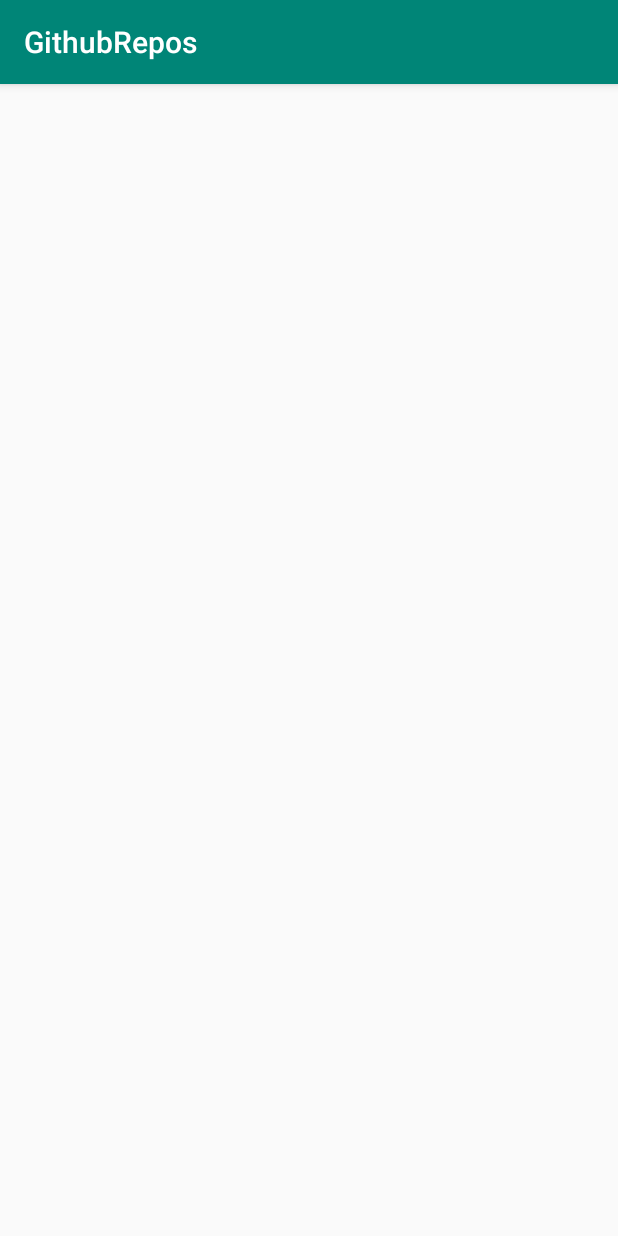
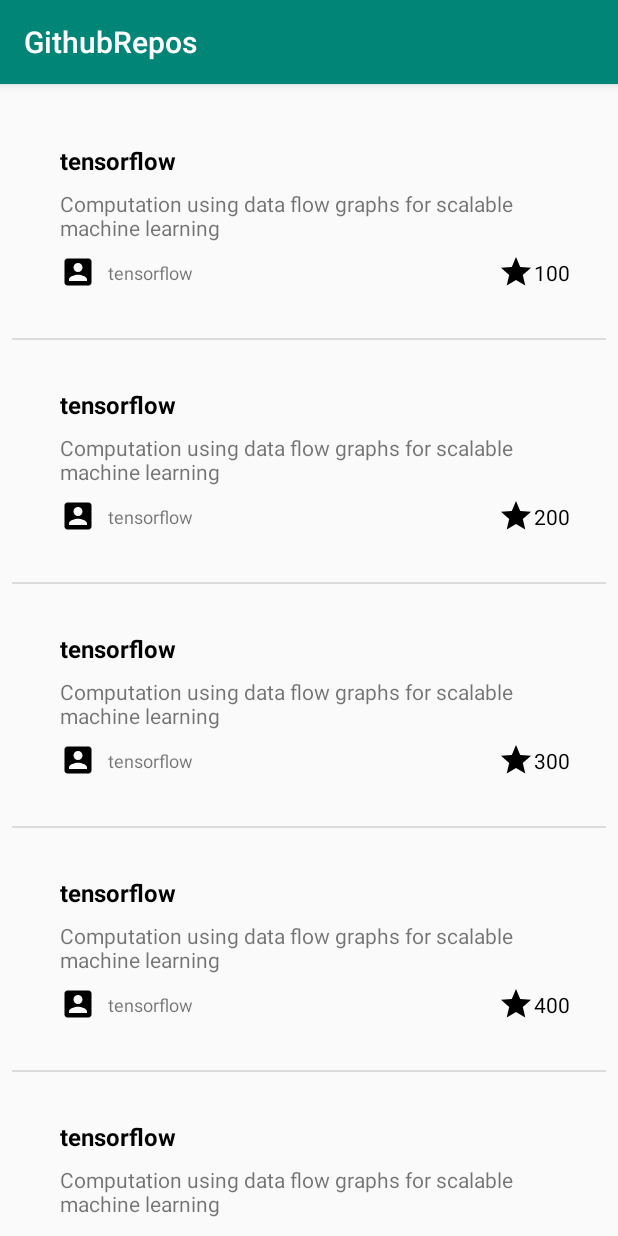
Before and after one commit to rtarik/GithubRepos, an Android app: the screen it shows after launch (MainActivity), on a phone screen of 412 x 824 dp. Run offline under Robolectric (Android 15) with nearby library versions, the phone set to English and light mode, and no system bars.

Commit message:
Set up the GithubRepoList recyclerview

```diff
--- a/app/src/main/java/teeyare/github/io/githubrepos/GithubRepoListFragment.kt
+++ /dev/null
@@ -1,31 +0,0 @@
-package teeyare.github.io.githubrepos
-
-import androidx.lifecycle.ViewModelProviders
-import android.os.Bundle
-import androidx.fragment.app.Fragment
-import android.view.LayoutInflater
-import android.view.View
-import android.view.ViewGroup
-
-
-class GithubRepoListFragment : Fragment() {
-
-    companion object {
-        fun newInstance() = GithubRepoListFragment()
-    }
-
-    private lateinit var viewModel: GithubRepoListViewModel
-
-    override fun onCreateView(
-        inflater: LayoutInflater, container: ViewGroup?,
-        savedInstanceState: Bundle?
-    ): View? {
-        return inflater.inflate(R.layout.github_repo_list_fragment, container, false)
-    }
-
-    override fun onActivityCreated(savedInstanceState: Bundle?) {
-        super.onActivityCreated(savedInstanceState)
-        viewModel = ViewModelProviders.of(this).get(GithubRepoListViewModel::class.java)
-    }
-
-}
--- a/app/src/main/java/teeyare/github/io/githubrepos/MainActivity.kt
+++ b/app/src/main/java/teeyare/github/io/githubrepos/MainActivity.kt
@@ -2,11 +2,17 @@ package teeyare.github.io.githubrepos
 
 import androidx.appcompat.app.AppCompatActivity
 import android.os.Bundle
+import kotlinx.android.synthetic.main.activity_main.*
+import teeyare.github.io.githubrepos.presentation.GithubRepoListFragment
 
 class MainActivity : AppCompatActivity() {
 
     override fun onCreate(savedInstanceState: Bundle?) {
         super.onCreate(savedInstanceState)
         setContentView(R.layout.activity_main)
+
+        supportFragmentManager.beginTransaction()
+            .add(R.id.container, GithubRepoListFragment.newInstance())
+            .commit()
     }
 }
--- a/app/src/main/java/teeyare/github/io/githubrepos/model/GithubRepoApi.kt
+++ b/app/src/main/java/teeyare/github/io/githubrepos/data/GithubRepoApi.kt
@@ -1,12 +1,11 @@
-package teeyare.github.io.githubrepos.model
+package teeyare.github.io.githubrepos.data
 
 import androidx.lifecycle.LiveData
 import retrofit2.http.GET
+import teeyare.github.io.githubrepos.domain.GithubRepo
 
 interface GithubRepoApi {
     @GET("")
     fun getRepoList(): LiveData<List<GithubRepo>>
 
 }
-
-class GithubRepo
--- /dev/null
+++ b/app/src/main/java/teeyare/github/io/githubrepos/data/GithubRepoRepository.kt
@@ -0,0 +1,10 @@
+package teeyare.github.io.githubrepos.data
+
+import teeyare.github.io.githubrepos.domain.GithubRepo
+
+class GithubRepoRepository(
+    val persistenceSource: GithubRepoPersistenceSource,
+    val remoteSource: GithubRepoRemoteSource
+) {
+    fun getGithubRepositories(): List<GithubRepo> = persistenceSource.getGithubRepositories()
+}
--- /dev/null
+++ b/app/src/main/java/teeyare/github/io/githubrepos/data/GithubRepoSources.kt
@@ -0,0 +1,12 @@
+package teeyare.github.io.githubrepos.data
+
+import teeyare.github.io.githubrepos.domain.GithubRepo
+
+interface GithubRepoPersistenceSource {
+    fun getGithubRepositories(): List<GithubRepo>
+    fun addGithubRepositories(repositories: List<GithubRepo>)
+}
+
+interface GithubRepoRemoteSource {
+    fun fetchGithubRepositories(): List<GithubRepo>
+}
--- /dev/null
+++ b/app/src/main/java/teeyare/github/io/githubrepos/domain/GithubRepo.kt
@@ -0,0 +1,9 @@
+package teeyare.github.io.githubrepos.domain
+
+data class GithubRepo(
+    val name: String,
+    val description: String,
+    val stars: Int,
+    val ownerUsername: String,
+    val ownerAvatar: String
+)
--- a/app/src/main/java/teeyare/github/io/githubrepos/domain/GithubRepoInteractor.kt
+++ /dev/null
@@ -1,12 +0,0 @@
-package teeyare.github.io.githubrepos.domain
-
-import teeyare.github.io.githubrepos.model.GithubRepoRepository
-import teeyare.github.io.githubrepos.presentation.GithubRepoViewModel
-
-class GithubRepoInteractor(private val repository: GithubRepoRepository): GithubRepoUseCases {
-    override fun getGithubRepoBy(page: Int): List<GithubRepoViewModel> {
-        return repository.getRepoList()
-            .value
-            ?.map { GithubRepoViewModel() } ?: listOf()
-    }
-}
--- a/app/src/main/java/teeyare/github/io/githubrepos/domain/GithubRepoUseCases.kt
+++ /dev/null
@@ -1,7 +0,0 @@
-package teeyare.github.io.githubrepos.domain
-
-import teeyare.github.io.githubrepos.presentation.GithubRepoViewModel
-
-interface GithubRepoUseCases {
-    fun getGithubRepoBy(page: Int): List<GithubRepoViewModel>
-}
--- a/app/src/main/java/teeyare/github/io/githubrepos/model/GithubRepoDownloader.kt
+++ /dev/null
@@ -1,9 +0,0 @@
-package teeyare.github.io.githubrepos.model
-
-import androidx.lifecycle.LiveData
-
-class GithubRepoDownloader(private val githubRepoApi: GithubRepoApi): GithubRepoRepository {
-    override fun getRepoList(): LiveData<List<GithubRepo>> {
-        return githubRepoApi.getRepoList()
-    }
-}
--- a/app/src/main/java/teeyare/github/io/githubrepos/model/GithubRepoRepository.kt
+++ /dev/null
@@ -1,7 +0,0 @@
-package teeyare.github.io.githubrepos.model
-
-import androidx.lifecycle.LiveData
-
-interface GithubRepoRepository {
-    fun getRepoList(): LiveData<List<GithubRepo>>
-}
--- /dev/null
+++ b/app/src/main/java/teeyare/github/io/githubrepos/presentation/GithubRepoListAdapter.kt
@@ -0,0 +1,36 @@
+package teeyare.github.io.githubrepos.presentation
+
+import android.view.LayoutInflater
+import android.view.View
+import android.view.ViewGroup
+import android.widget.TextView
+import androidx.recyclerview.widget.RecyclerView
+import teeyare.github.io.githubrepos.R
+import teeyare.github.io.githubrepos.domain.GithubRepo
+
+class GithubRepoListAdapter(var repos: List<GithubRepo>) : RecyclerView.Adapter<GithubRepoListAdapter.ViewHolder>() {
+    override fun onCreateViewHolder(parent: ViewGroup, viewType: Int): ViewHolder {
+        val view = LayoutInflater.from(parent.context).inflate(R.layout.item_github_repo, parent, false)
+        return ViewHolder(view)
+    }
+
+    override fun getItemCount(): Int = repos.size
+
+    override fun onBindViewHolder(holder: ViewHolder, position: Int) {
+        holder.bind(repos[position])
+    }
+
+    class ViewHolder(view: View): RecyclerView.ViewHolder(view) {
+        private val repoNameTextView: TextView = view.findViewById(R.id.repoNameText)
+        private val repoDescriptionTextView: TextView = view.findViewById(R.id.repoDescriptionText)
+        private val ownerUsernameTextView: TextView = view.findViewById(R.id.ownerUsernameText)
+        private val starsTextView: TextView = view.findViewById(R.id.starsText)
+
+        fun bind(repo: GithubRepo) {
+            repoNameTextView.text = repo.name
+            repoDescriptionTextView.text = repo.description
+            ownerUsernameTextView.text = repo.ownerUsername
+            starsTextView.text = repo.stars.toString()
+        }
+    }
+}
--- /dev/null
+++ b/app/src/main/java/teeyare/github/io/githubrepos/presentation/GithubRepoListFragment.kt
@@ -0,0 +1,51 @@
+package teeyare.github.io.githubrepos.presentation
+
+import android.os.Bundle
+import android.view.LayoutInflater
+import android.view.View
+import android.view.ViewGroup
+import androidx.fragment.app.Fragment
+import androidx.lifecycle.ViewModelProviders
+import androidx.recyclerview.widget.DividerItemDecoration
+import androidx.recyclerview.widget.LinearLayoutManager
+import kotlinx.android.synthetic.main.github_repo_list_fragment.*
+import teeyare.github.io.githubrepos.R
+import teeyare.github.io.githubrepos.domain.GithubRepo
+
+
+class GithubRepoListFragment : Fragment() {
+
+    companion object {
+        fun newInstance() = GithubRepoListFragment()
+    }
+
+    private lateinit var viewModel: GithubRepoListViewModel
+
+    override fun onCreateView(
+        inflater: LayoutInflater, container: ViewGroup?,
+        savedInstanceState: Bundle?
+    ): View? {
+        return inflater.inflate(R.layout.github_repo_list_fragment, container, false)
+    }
+
+    override fun onActivityCreated(savedInstanceState: Bundle?) {
+        super.onActivityCreated(savedInstanceState)
+        viewModel = ViewModelProviders.of(this).get(GithubRepoListViewModel::class.java)
+
+        recyclerView.layoutManager = LinearLayoutManager(context)
+        recyclerView.setHasFixedSize(true)
+        recyclerView.addItemDecoration(DividerItemDecoration(context, DividerItemDecoration.VERTICAL))
+        recyclerView.adapter = GithubRepoListAdapter(
+            (1..20).map {
+                GithubRepo(
+                    "tensorflow",
+                    "Computation using data flow graphs for scalable machine learning",
+                    it * 100,
+                    "tensorflow",
+                    ""
+                )
+            }
+        )
+    }
+
+}
--- a/app/src/main/java/teeyare/github/io/githubrepos/GithubRepoListViewModel.kt
+++ b/app/src/main/java/teeyare/github/io/githubrepos/presentation/GithubRepoListViewModel.kt
@@ -1,4 +1,4 @@
-package teeyare.github.io.githubrepos
+package teeyare.github.io.githubrepos.presentation
 
 import androidx.lifecycle.ViewModel;
 
--- /dev/null
+++ b/app/src/main/res/drawable/ic_account_box_black_24dp.xml
@@ -0,0 +1,9 @@
+<vector xmlns:android="http://schemas.android.com/apk/res/android"
+        android:width="24dp"
+        android:height="24dp"
+        android:viewportWidth="24.0"
+        android:viewportHeight="24.0">
+    <path
+        android:fillColor="#FF000000"
+        android:pathData="M3,5v14c0,1.1 0.89,2 2,2h14c1.1,0 2,-0.9 2,-2L21,5c0,-1.1 -0.9,-2 -2,-2L5,3c-1.11,0 -2,0.9 -2,2zM15,9c0,1.66 -1.34,3 -3,3s-3,-1.34 -3,-3 1.34,-3 3,-3 3,1.34 3,3zM6,17c0,-2 4,-3.1 6,-3.1s6,1.1 6,3.1v1L6,18v-1z"/>
+</vector>
--- /dev/null
+++ b/app/src/main/res/drawable/ic_star_black_24dp.xml
@@ -0,0 +1,9 @@
+<vector xmlns:android="http://schemas.android.com/apk/res/android"
+        android:width="24dp"
+        android:height="24dp"
+        android:viewportWidth="24.0"
+        android:viewportHeight="24.0">
+    <path
+        android:fillColor="#FF000000"
+        android:pathData="M12,17.27L18.18,21l-1.64,-7.03L22,9.24l-7.19,-0.61L12,2 9.19,8.63 2,9.24l5.46,4.73L5.82,21z"/>
+</vector>
--- a/app/src/main/res/layout/activity_main.xml
+++ b/app/src/main/res/layout/activity_main.xml
@@ -1,6 +1,6 @@
 <?xml version="1.0" encoding="utf-8"?>
 <FrameLayout
-        android:id="@+id/layout_container"
+        android:id="@+id/container"
         xmlns:android="http://schemas.android.com/apk/res/android"
         xmlns:tools="http://schemas.android.com/tools"
         android:layout_width="match_parent"
--- a/app/src/main/res/layout/github_repo_list_fragment.xml
+++ b/app/src/main/res/layout/github_repo_list_fragment.xml
@@ -4,11 +4,11 @@
         xmlns:app="http://schemas.android.com/apk/res-auto" xmlns:tools="http://schemas.android.com/tools"
         android:layout_width="match_parent"
         android:layout_height="match_parent"
-        tools:context=".GithubRepoListFragment">
+        tools:context=".presentation.GithubRepoListFragment">
 
 
     <androidx.recyclerview.widget.RecyclerView
-            android:id="@+id/recyclerview"
+            android:id="@+id/recyclerView"
             android:layout_width="0dp"
             android:layout_height="0dp"
             app:layout_constraintStart_toStartOf="parent" android:layout_marginLeft="8dp"
--- /dev/null
+++ b/app/src/main/res/layout/item_github_repo.xml
@@ -0,0 +1,65 @@
+<?xml version="1.0" encoding="utf-8"?>
+<androidx.constraintlayout.widget.ConstraintLayout xmlns:android="http://schemas.android.com/apk/res/android"
+                                                   xmlns:app="http://schemas.android.com/apk/res-auto"
+                                                   xmlns:tools="http://schemas.android.com/tools"
+                                                   android:layout_width="match_parent"
+                                                   android:layout_height="wrap_content">
+
+    <TextView
+            tools:text="tensorflow"
+            android:layout_width="wrap_content"
+            android:layout_height="wrap_content"
+            android:textSize="16sp"
+            android:textColor="@android:color/black"
+            android:id="@+id/repoNameText"
+            android:layout_marginTop="32dp"
+            app:layout_constraintTop_toTopOf="parent"
+            android:textStyle="bold"
+            app:layout_constraintStart_toStartOf="@+id/repoDescriptionText"
+    />
+    <TextView
+            tools:text="Computation using data flow graphs for scalable machine learning"
+            android:layout_width="0dp"
+            android:layout_height="wrap_content"
+            android:textSize="14sp"
+            android:maxLines="5"
+            android:id="@+id/repoDescriptionText"
+            android:layout_marginTop="8dp"
+            app:layout_constraintTop_toBottomOf="@+id/repoNameText"
+            app:layout_constraintEnd_toEndOf="parent"
+            app:layout_constraintStart_toStartOf="parent" android:layout_marginLeft="32dp"
+            android:layout_marginStart="32dp" android:layout_marginRight="32dp" android:layout_marginEnd="32dp"/>
+    <ImageView
+            android:layout_width="wrap_content"
+            android:layout_height="wrap_content"
+            android:src="@drawable/ic_account_box_black_24dp"
+            android:id="@+id/imageView"
+            app:layout_constraintStart_toStartOf="@+id/repoDescriptionText"
+            android:layout_marginTop="8dp"
+            app:layout_constraintTop_toBottomOf="@+id/repoDescriptionText"
+            app:layout_constraintBottom_toBottomOf="parent" android:layout_marginBottom="32dp"/>
+    <TextView
+            tools:text="tensorflow"
+            android:layout_width="wrap_content"
+            android:layout_height="wrap_content"
+            android:id="@+id/ownerUsernameText"
+            android:textSize="12sp" app:layout_constraintStart_toEndOf="@+id/imageView" android:layout_marginStart="8dp"
+            android:layout_marginLeft="8dp"
+            app:layout_constraintBottom_toBottomOf="@+id/imageView" app:layout_constraintTop_toTopOf="@+id/imageView"/>
+    <TextView
+            tools:text="5.1k"
+            android:layout_width="wrap_content"
+            android:layout_height="wrap_content"
+            android:id="@+id/starsText"
+            app:layout_constraintEnd_toEndOf="parent"
+            android:textColor="@android:color/black"
+            android:layout_marginEnd="24dp"
+            android:layout_marginRight="24dp"
+            app:layout_constraintBottom_toBottomOf="@+id/imageView"
+            app:layout_constraintTop_toTopOf="@+id/imageView"/>
+    <ImageView
+            android:layout_width="wrap_content"
+            android:layout_height="wrap_content" app:srcCompat="@drawable/ic_star_black_24dp"
+            android:id="@+id/imageView2" app:layout_constraintEnd_toStartOf="@+id/starsText"
+            app:layout_constraintBottom_toBottomOf="@+id/starsText" app:layout_constraintTop_toTopOf="@+id/starsText"/>
+</androidx.constraintlayout.widget.ConstraintLayout>
```
